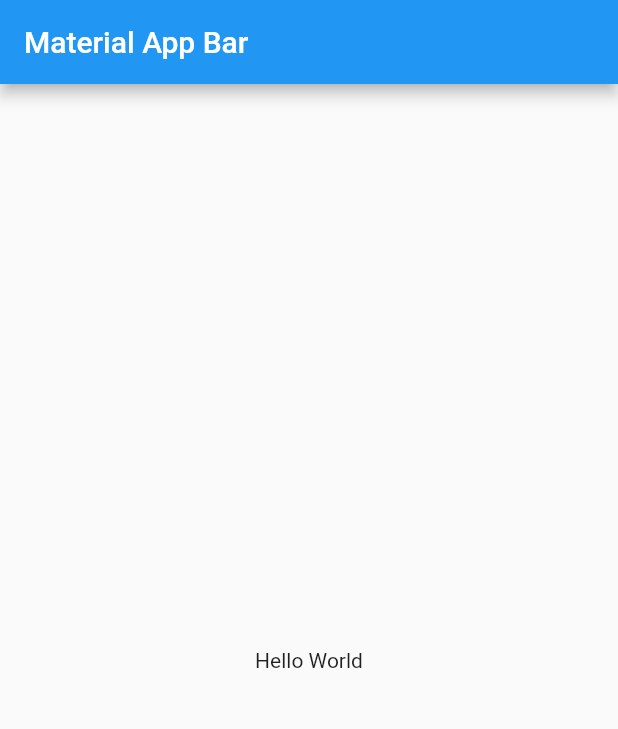
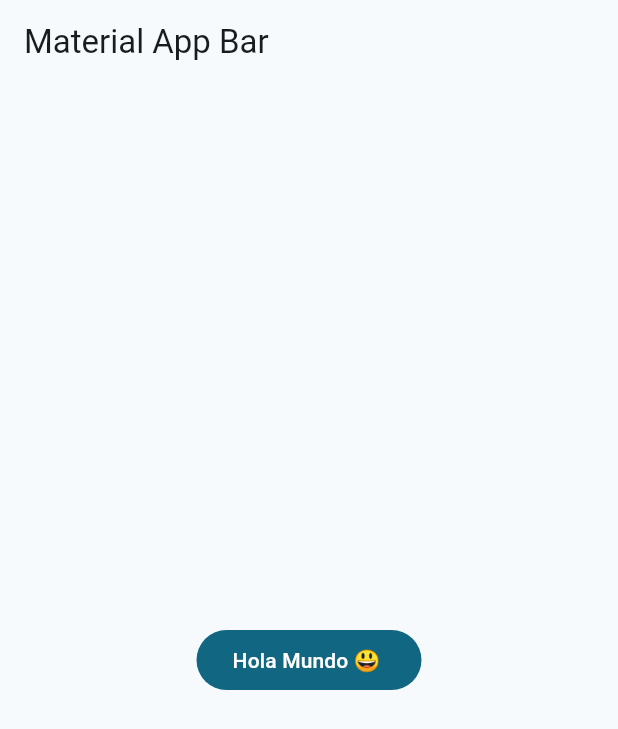
Before and after one commit to Guillermo-NH/widgets_app, a Flutter app: the screen it shows after launch, on a phone screen of 412 x 824 dp. Shown: the top 729 px of the screen. Run offline on Flutter 3.47's test engine with Material 2 defaults, Android fonts, the phone set to English and light mode, and no system bars.

Commit message:
Temas y estilos

```diff
--- /dev/null
+++ b/lib/config/theme/app_theme.dart
@@ -0,0 +1,33 @@
+import 'package:flutter/material.dart';
+
+const colorList = <Color>[
+  Colors.black,
+  Colors.blue,
+  Colors.red,
+  Colors.pink,
+  Colors.yellow,
+  Colors.green,
+  Colors.teal,
+  Colors.purple,
+  Colors.blueGrey,
+  Colors.brown,
+  Colors.deepOrange,
+  Colors.lightGreen,
+  Colors.lime,
+  Colors.transparent,
+  Colors.indigo,
+];
+
+class AppTheme {
+  final int selectedColor;
+
+  AppTheme({this.selectedColor = 0})
+      : assert(selectedColor >= 0, 'Selected color must be greater then 0'),
+        assert(selectedColor < colorList.length,
+            'Selected color must be less or equals than ${colorList.length - 1}');
+
+  ThemeData getThema() => ThemeData(
+        useMaterial3: true,
+        colorSchemeSeed: colorList[selectedColor],
+      );
+}
--- a/lib/main.dart
+++ b/lib/main.dart
@@ -1,4 +1,5 @@
 import 'package:flutter/material.dart';
+import 'package:widgets_app/config/theme/app_theme.dart';
 
 void main() => runApp(const MyApp());
 
@@ -9,12 +10,15 @@ class MyApp extends StatelessWidget {
   Widget build(BuildContext context) {
     return MaterialApp(
       title: 'Widgets App',
+      debugShowCheckedModeBanner: false,
+      theme: AppTheme(selectedColor: 8).getThema(),
       home: Scaffold(
         appBar: AppBar(
           title: const Text('Material App Bar'),
         ),
-        body: const Center(
-          child: Text('Hello World'),
+        body: Center(
+          child: FilledButton(
+              onPressed: () {}, child: const Text('Hola Mundo 😃 ')),
         ),
       ),
     );
```
